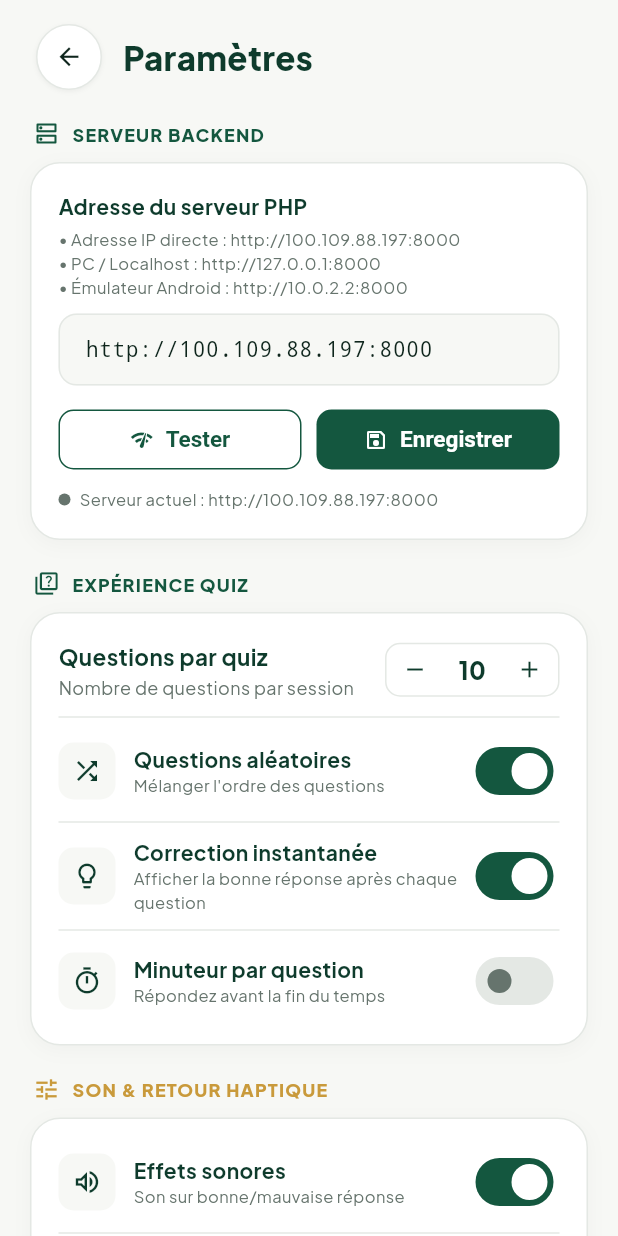
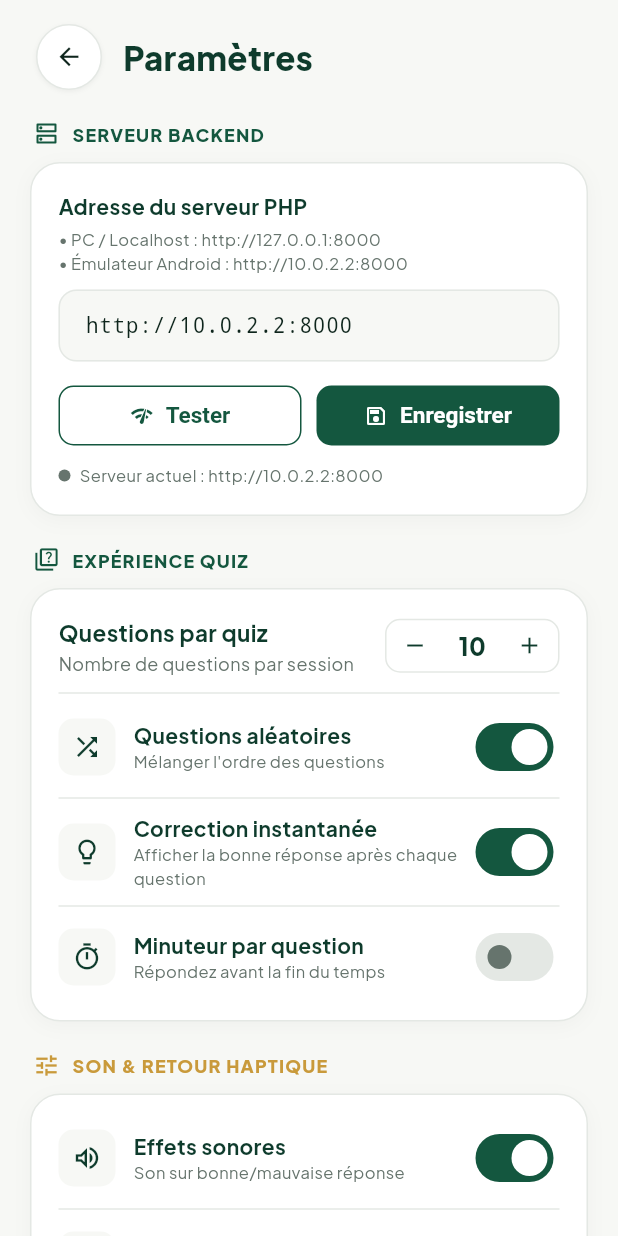
Before and after one commit to Issakazakou/IslamiqueApp, a Flutter app: the SettingsScreen screen opened directly, on a phone screen of 412 x 824 dp. Run offline on Flutter 3.47's test engine with Material 3 defaults, Android fonts, the phone set to English and light mode, and no system bars; our stand-ins replace confetti, flutter_animate, google_fonts, shared_preferences, shimmer; accounts and stored records are empty.

Commit message:
chore: externalize API base URL configuration

```diff
--- a/frontend/lib/config/api_config.dart
+++ b/frontend/lib/config/api_config.dart
@@ -1,38 +1,49 @@
 import 'dart:convert';
 
+import 'package:flutter/foundation.dart';
 import 'package:http/http.dart' as http;
 import 'package:shared_preferences/shared_preferences.dart';
 
-/// Configuration de l'accès au backend PHP.
+/// Configuration de l'accès au backend.
 ///
-/// L'URL est déterminée automatiquement selon la plateforme :
-/// - Web / Windows / macOS / Linux : `http://127.0.0.1:8000`
-/// - Émulateur Android             : `http://10.0.2.2:8000`
+/// Priorité de résolution : URL saisie dans les réglages, puis
+/// `--dart-define=API_BASE_URL=...`, puis URL locale adaptée à la plateforme.
 ///
-/// Pour un **téléphone physique**, l'utilisateur renseigne l'IP du PC
-/// (ex. `http://192.168.1.20:8000`) dans les réglages. Cette valeur est
-/// mémorisée via [save] et rechargée au démarrage par [load].
+/// Exemples :
+/// `flutter run --dart-define=API_BASE_URL=https://api.exemple.com`
+/// `flutter build web --dart-define=API_BASE_URL=https://api.exemple.com`
 class ApiConfig {
   ApiConfig._();
 
   /// Clé SharedPreferences où est stockée l'URL personnalisée.
   static const String _prefsKey = 'server_base_url';
 
-  /// Adresse IPv4 du serveur (PC hôte ou réseau)
-  static const String targetIp = '100.109.88.197';
-
-  /// URL par défaut configurée pour accès direct PC et réseau
-  static const String defaultServerUrl = 'http://100.109.88.197:8000';
+  /// URL injectée au moment de la compilation ou du lancement.
+  static const String _compileTimeBaseUrl =
+      String.fromEnvironment('API_BASE_URL');
 
   /// URL personnalisée saisie dans les réglages.
   ///
   /// `null` (valeur par défaut) → on utilise [defaultBaseUrl].
   static String? customBaseUrl;
 
-  /// URL par défaut selon la plateforme.
-  /// L'IP `100.109.88.197` est utilisée en priorité pour permettre l'accès
-  /// direct depuis le PC, le Web, l'émulateur et les smartphones sur le réseau.
-  static String get defaultBaseUrl => defaultServerUrl;
+  /// URL locale par défaut selon la plateforme.
+  ///
+  /// Sur le Web, l'API est servie depuis la même origine. Sur Android,
+  /// `10.0.2.2` désigne la machine hôte depuis l'émulateur. Les autres
+  /// plateformes utilisent localhost.
+  static String get defaultBaseUrl {
+    if (_compileTimeBaseUrl.trim().isNotEmpty) {
+      return _normalize(_compileTimeBaseUrl);
+    }
+    if (kIsWeb) {
+      return Uri.base.origin;
+    }
+    if (defaultTargetPlatform == TargetPlatform.android) {
+      return 'http://10.0.2.2:8000';
+    }
+    return 'http://127.0.0.1:8000';
+  }
 
   /// URL actuellement utilisée (personnalisée si définie, sinon par défaut).
   static String get baseUrl {
--- a/frontend/lib/settings_screen.dart
+++ b/frontend/lib/settings_screen.dart
@@ -131,7 +131,6 @@ class _SettingsScreenState extends State<SettingsScreen> {
                         ),
                         const SizedBox(height: 4),
                         const Text(
-                          '• Adresse IP directe : http://100.109.88.197:8000\n'
                           '• PC / Localhost : http://127.0.0.1:8000\n'
                           '• Émulateur Android : http://10.0.2.2:8000',
                           style: TextStyle(fontSize: 11, color: TwColors.slate600, height: 1.5),
@@ -142,7 +141,7 @@ class _SettingsScreenState extends State<SettingsScreen> {
                           decoration: InputDecoration(
                             filled: true,
                             fillColor: TwColors.slate50,
-                            hintText: 'http://100.109.88.197:8000',
+                            hintText: 'https://api.exemple.com',
                             border: OutlineInputBorder(
                               borderRadius: BorderRadius.circular(12),
                               borderSide: const BorderSide(color: TwColors.slate200),
```
Also changed, not shown: 1 other file.
